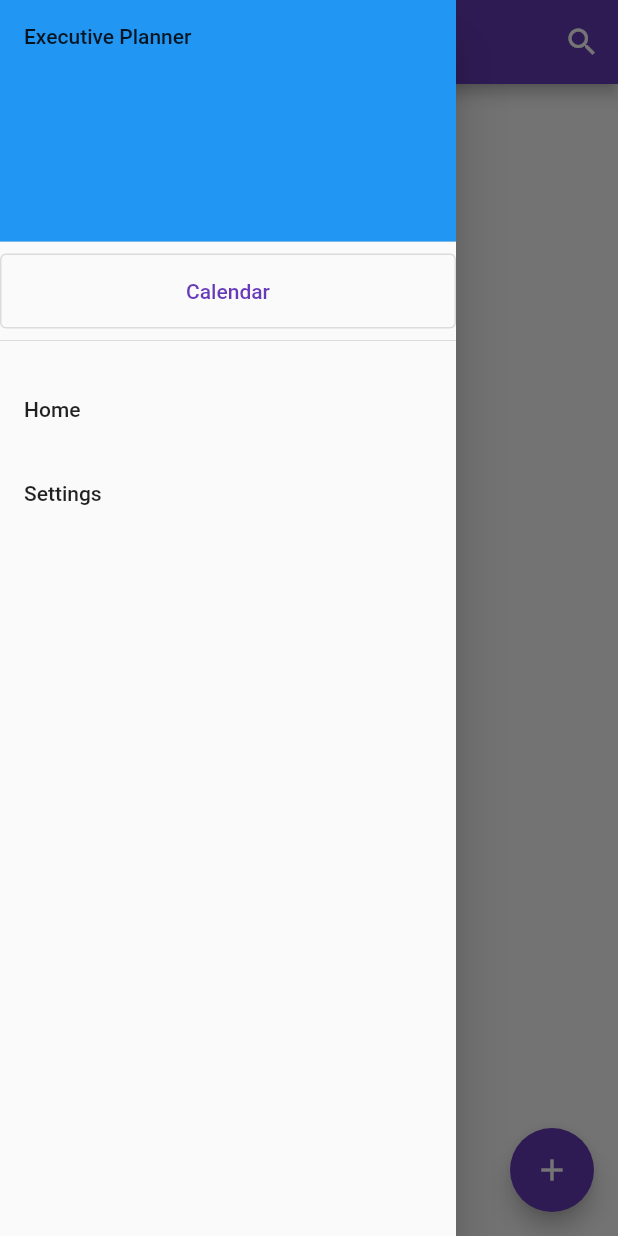
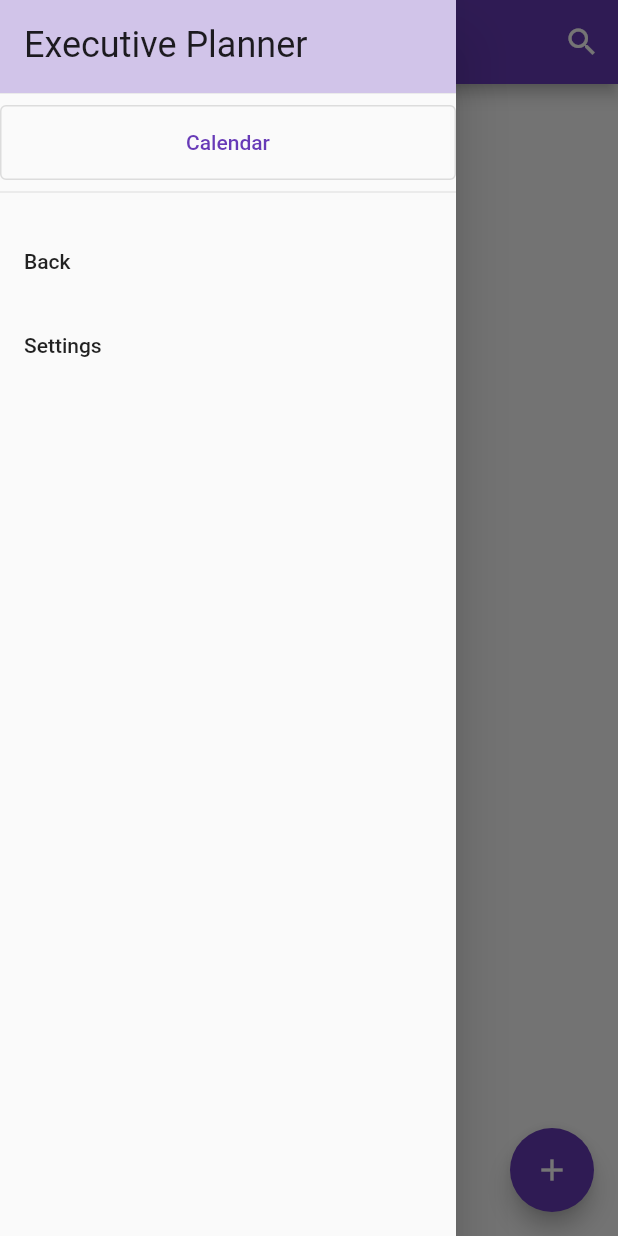
Before and after one commit to delexagon/executive-planner, a Flutter app: the screen it shows after launch, with the side drawer open, on a phone screen of 412 x 824 dp. Run offline on Flutter 3.47's test engine with Material 2 defaults, Android fonts, the phone set to English and light mode, and no system bars; our stand-ins replace shared_preferences, syncfusion_flutter_calendar.

Commit message:
Made the hamburger menu sort of navigate, but very badly

```diff
--- a/lib/pages/home_page.dart
+++ b/lib/pages/home_page.dart
@@ -187,12 +187,19 @@ class _ExecutiveHomePageState extends State<ExecutiveHomePage> {
         ),
         // Hamburger :)
         drawer: Drawer(
-            child: ListView(padding: EdgeInsets.zero, children: [
-          const DrawerHeader(
+          child: ListView(
+            padding: EdgeInsets.zero, children: [
+              SizedBox(
+                height: 70,
+                child: DrawerHeader(
                 decoration: BoxDecoration(
-              color: Colors.blue,
+                  color: Theme.of(context).primaryColorLight,
                 ),
-            child: Text('Executive Planner'),
+                child: Text(
+                  'Executive Planner',
+                  style: Theme.of(context).textTheme.headline5,
+                ),
+              ),
             ),
             OutlinedButton(
               style: OutlinedButton.styleFrom(fixedSize: const Size(10, 50)),
@@ -205,23 +212,22 @@ class _ExecutiveHomePageState extends State<ExecutiveHomePage> {
             },
             child: const Text('Calendar')),
             const Divider(),
-          Expanded(
-            child: Container(
+            Container(
               color: Theme.of(context).scaffoldBackgroundColor,
               height: 10,
             ),
-          ),
             ListTile(
               // Each entry in ListTile represents a navigation item in the hamburger menu
-            title: const Text('Home'),
-            onTap: () {},
+              title: const Text('Back'),
+              onTap: () { Navigator.pop(context); Navigator.pop(context); },
             ),
             ListTile(
               // Each entry in ListTile represents a navigation item in the hamburger menu
               title: const Text('Settings'),
               onTap: () {},
             )
-        ])),
+          ])
+        ),
         body: SingleChildScrollView(
           child: EventListDisplay(
               events: widget.events,
```
Also changed, not shown: lib/backend/event_list.dart (+8 -0 lines), lib/pages/event_change_form.dart (+42 -0 lines). Lines whose indentation alone changed are shown as unchanged.
